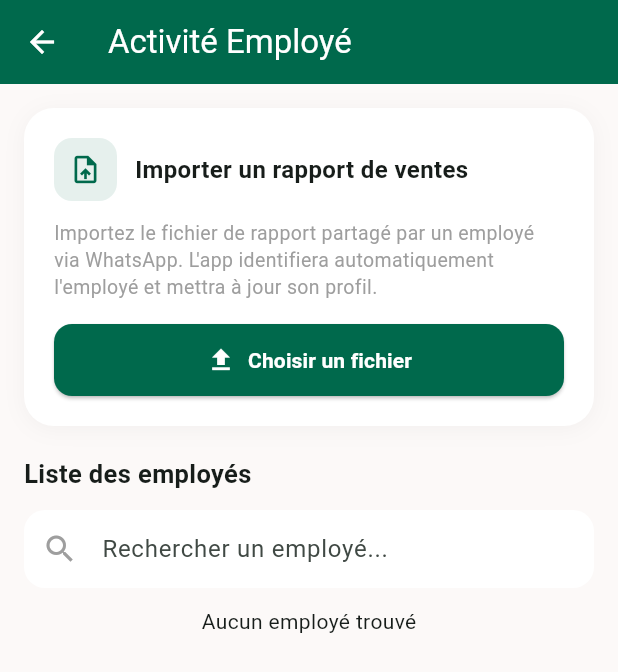
After one commit to BENsidneykokolo/Kassa, a Flutter app: the EmployeeActivityScreen screen opened by its route, after a tap on "Choisir un fichier", on a phone screen of 412 x 824 dp. The commit adds this screen. Shown: the top 672 px of the screen. Run offline on Flutter 3.47's test engine with Material 3 defaults, Android fonts, the phone set to English and light mode, and no system bars; our stand-ins replace file_picker, flutter_riverpod, go_router, shared_preferences, sqflite; missing offline and left inert: bcrypt; accounts and stored records are empty.

Commit message:
feat: yabisso_admin - clean pubspec, add employee activity screen, fix deprecated API

```diff
--- a/yabisso_admin/lib/main.dart
+++ b/yabisso_admin/lib/main.dart
@@ -13,6 +13,7 @@ import 'screens/assignments/assignments_screen.dart';
 import 'screens/settings/settings_screen.dart';
 import 'screens/profile/profile_screen.dart';
 import 'screens/vouchers/voucher_generator_screen.dart';
+import 'screens/activity/employee_activity_screen.dart';
 
 final goRouterProvider = Provider<GoRouter>((ref) {
   return GoRouter(
@@ -32,6 +33,7 @@ final goRouterProvider = Provider<GoRouter>((ref) {
       GoRoute(path: '/settings', builder: (ctx, state) => const SettingsScreen()),
       GoRoute(path: '/profile', builder: (ctx, state) => const ProfileScreen()),
       GoRoute(path: '/vouchers', name: 'vouchers', builder: (ctx, state) => const VoucherGeneratorScreen()),
+      GoRoute(path: '/activity', builder: (ctx, state) => const EmployeeActivityScreen()),
     ],
   );
 });
--- /dev/null
+++ b/yabisso_admin/lib/screens/activity/employee_activity_screen.dart
@@ -0,0 +1,403 @@
+import 'dart:io';
+import 'package:flutter/material.dart';
+import 'package:flutter_riverpod/flutter_riverpod.dart';
+import 'package:go_router/go_router.dart';
+import 'package:file_picker/file_picker.dart';
+import '../../core/app_theme.dart';
+import '../../models/employee.dart';
+import '../../providers/providers.dart';
+import '../../services/database_helper.dart';
+
+class EmployeeActivityScreen extends ConsumerStatefulWidget {
+  const EmployeeActivityScreen({super.key});
+  @override
+  ConsumerState<EmployeeActivityScreen> createState() => _EmployeeActivityScreenState();
+}
+
+class _EmployeeActivityScreenState extends ConsumerState<EmployeeActivityScreen> {
+  static const _primary = AppColors.primaryGreen;
+  String _searchQuery = '';
+  bool _loading = false;
+  String? _uploadedFileName;
+  Map<String, dynamic>? _parsedData;
+  String? _matchedEmployeeId;
+
+  @override
+  Widget build(BuildContext context) {
+    final employeesAsync = ref.watch(employeesProvider);
+
+    return Scaffold(
+      backgroundColor: AppColors.background,
+      appBar: AppBar(
+        backgroundColor: _primary,
+        title: const Text('Activité Employé', style: TextStyle(color: Colors.white)),
+        leading: IconButton(icon: const Icon(Icons.arrow_back, color: Colors.white), onPressed: () => context.pop()),
+      ),
+      body: SingleChildScrollView(
+        padding: const EdgeInsets.all(16),
+        child: Column(
+          crossAxisAlignment: CrossAxisAlignment.start,
+          children: [
+            _buildUploadSection(),
+            const SizedBox(height: 20),
+            if (_parsedData != null) ...[
+              _buildParsedDataSection(),
+              const SizedBox(height: 20),
+            ],
+            const Text('Liste des employés', style: TextStyle(fontSize: 17, fontWeight: FontWeight.bold)),
+            const SizedBox(height: 12),
+            _buildSearchBar(),
+            const SizedBox(height: 12),
+            employeesAsync.when(
+              data: (employees) {
+                final filtered = _searchQuery.isEmpty
+                    ? employees
+                    : employees.where((e) =>
+                        e.name.toLowerCase().contains(_searchQuery.toLowerCase()) ||
+                        e.phone.contains(_searchQuery)).toList();
+                if (filtered.isEmpty) {
+                  return const Center(child: Text('Aucun employé trouvé'));
+                }
+                return Column(
+                  children: filtered.map((e) => _buildEmployeeCard(e)).toList(),
+                );
+              },
+              loading: () => const Center(child: CircularProgressIndicator()),
+              error: (e, _) => Center(child: Text('Erreur: $e')),
+            ),
+          ],
+        ),
+      ),
+    );
+  }
+
+  Widget _buildUploadSection() {
+    return Container(
+      width: double.infinity,
+      padding: const EdgeInsets.all(20),
+      decoration: BoxDecoration(
+        color: Colors.white,
+        borderRadius: BorderRadius.circular(20),
+        boxShadow: [BoxShadow(color: Colors.black.withValues(alpha: 0.04), blurRadius: 12, offset: const Offset(0, 2))],
+      ),
+      child: Column(
+        crossAxisAlignment: CrossAxisAlignment.start,
+        children: [
+          Row(
+            children: [
+              Container(
+                padding: const EdgeInsets.all(10),
+                decoration: BoxDecoration(color: _primary.withValues(alpha: 0.1), borderRadius: BorderRadius.circular(12)),
+                child: const Icon(Icons.upload_file, color: _primary, size: 22),
+              ),
+              const SizedBox(width: 12),
+              const Expanded(
+                child: Text('Importer un rapport de ventes', style: TextStyle(fontSize: 16, fontWeight: FontWeight.bold)),
+              ),
+            ],
+          ),
+          const SizedBox(height: 12),
+          const Text(
+            'Importez le fichier de rapport partagé par un employé via WhatsApp. L\'app identifiera automatiquement l\'employé et mettra à jour son profil.',
+            style: TextStyle(fontSize: 13, color: Colors.grey, height: 1.4),
+          ),
+          const SizedBox(height: 16),
+          SizedBox(
+            width: double.infinity,
+            child: ElevatedButton.icon(
+              onPressed: _loading ? null : _pickFile,
+              icon: _loading
+                  ? const SizedBox(width: 18, height: 18, child: CircularProgressIndicator(color: Colors.white, strokeWidth: 2))
+                  : const Icon(Icons.file_upload, size: 20),
+              label: Text(_loading ? 'Importation...' : 'Choisir un fichier', style: const TextStyle(fontWeight: FontWeight.w600)),
+              style: ElevatedButton.styleFrom(
+                backgroundColor: _primary,
+                foregroundColor: Colors.white,
+                padding: const EdgeInsets.symmetric(vertical: 14),
+                shape: RoundedRectangleBorder(borderRadius: BorderRadius.circular(12)),
+              ),
+            ),
+          ),
+          if (_uploadedFileName != null) ...[
+            const SizedBox(height: 8),
+            Row(
+              children: [
+                const Icon(Icons.check_circle, color: AppColors.successGreen, size: 16),
+                const SizedBox(width: 6),
+                Text(_uploadedFileName!, style: const TextStyle(fontSize: 12, color: AppColors.successGreen)),
+              ],
+            ),
+          ],
+        ],
+      ),
+    );
+  }
+
+  Widget _buildParsedDataSection() {
+    return Container(
+      width: double.infinity,
+      padding: const EdgeInsets.all(20),
+      decoration: BoxDecoration(
+        color: const Color(0xFFE8F5E9),
+        borderRadius: BorderRadius.circular(20),
+        border: Border.all(color: _primary.withValues(alpha: 0.3)),
+      ),
+      child: Column(
+        crossAxisAlignment: CrossAxisAlignment.start,
+        children: [
+          Row(
+            children: [
+              const Icon(Icons.analytics, color: _primary, size: 22),
+              const SizedBox(width: 10),
+              const Text('Données extraites', style: TextStyle(fontSize: 16, fontWeight: FontWeight.bold)),
+            ],
+          ),
+          const SizedBox(height: 12),
+          _buildDataItem('Employé', _parsedData!['employee_name'] ?? 'Inconnu'),
+          _buildDataItem('Ventes', '${_parsedData!['sales_count'] ?? 0} abonnement(s)'),
+          _buildDataItem('Total ventes', '${_parsedData!['total_amount'] ?? 0} FCFA'),
+          _buildDataItem('Salaire du jour', '${_parsedData!['daily_salary'] ?? 0} FCFA'),
+          if ((_parsedData!['total_commission'] ?? 0) > 0)
+            _buildDataItem('Commissions', '${_parsedData!['total_commission'] ?? 0} FCFA'),
+          _buildDataItem('Boutiques', '${_parsedData!['boutiques_count'] ?? 0}'),
+          if (_matchedEmployeeId != null) ...[
+            const SizedBox(height: 12),
+            SizedBox(
+              width: double.infinity,
+              child: ElevatedButton.icon(
+                onPressed: _applyToProfile,
+                icon: const Icon(Icons.save, size: 18),
+                label: const Text('Appliquer au profil', style: TextStyle(fontWeight: FontWeight.w600)),
+                style: ElevatedButton.styleFrom(
+                  backgroundColor: _primary,
+                  foregroundColor: Colors.white,
+                  padding: const EdgeInsets.symmetric(vertical: 12),
+                  shape: RoundedRectangleBorder(borderRadius: BorderRadius.circular(12)),
+                ),
+              ),
+            ),
+          ],
+        ],
+      ),
+    );
+  }
+
+  Widget _buildDataItem(String label, String value) {
+    return Padding(
+      padding: const EdgeInsets.only(bottom: 6),
+      child: Row(
+        mainAxisAlignment: MainAxisAlignment.spaceBetween,
+        children: [
+          Text(label, style: const TextStyle(fontSize: 13, color: Colors.grey)),
+          Text(value, style: const TextStyle(fontSize: 13, fontWeight: FontWeight.w600)),
+        ],
+      ),
+    );
+  }
+
+  Widget _buildSearchBar() {
+    return TextField(
+      onChanged: (v) => setState(() => _searchQuery = v),
+      decoration: InputDecoration(
+        hintText: 'Rechercher un employé...',
+        prefixIcon: const Icon(Icons.search, color: Colors.grey),
+        filled: true,
+        fillColor: Colors.white,
+        border: OutlineInputBorder(borderRadius: BorderRadius.circular(14), borderSide: BorderSide.none),
+        contentPadding: const EdgeInsets.symmetric(horizontal: 16, vertical: 14),
+      ),
+    );
+  }
+
+  Widget _buildEmployeeCard(Employee employee) {
+    final initials = employee.initials.isNotEmpty
+        ? employee.initials
+        : (employee.name.isNotEmpty ? employee.name[0].toUpperCase() : 'E');
+    final isMatched = _matchedEmployeeId == employee.id;
+
+    return Container(
+      margin: const EdgeInsets.only(bottom: 10),
+      padding: const EdgeInsets.all(14),
+      decoration: BoxDecoration(
+        color: isMatched ? _primary.withValues(alpha: 0.05) : Colors.white,
+        borderRadius: BorderRadius.circular(14),
+        border: Border.all(color: isMatched ? _primary : Colors.transparent, width: isMatched ? 2 : 1),
+        boxShadow: [BoxShadow(color: Colors.black.withValues(alpha: 0.03), blurRadius: 4, offset: const Offset(0, 1))],
+      ),
+      child: Row(
+        children: [
+          CircleAvatar(
+            radius: 22,
+            backgroundColor: Color(int.parse(employee.color.replaceFirst('#', '0xFF'))),
+            child: Text(initials, style: const TextStyle(color: Colors.white, fontWeight: FontWeight.bold, fontSize: 16)),
+          ),
+          const SizedBox(width: 14),
+          Expanded(
+            child: Column(
+              crossAxisAlignment: CrossAxisAlignment.start,
+              children: [
+                Text(employee.name, style: const TextStyle(fontWeight: FontWeight.w600, fontSize: 14)),
+                const SizedBox(height: 2),
+                Text(employee.phone, style: TextStyle(fontSize: 12, color: Colors.grey[600])),
+                Text('ID: ${employee.id}', style: TextStyle(fontSize: 10, color: Colors.grey[400])),
+              ],
+            ),
+          ),
+          Container(
+            padding: const EdgeInsets.symmetric(horizontal: 8, vertical: 4),
+            decoration: BoxDecoration(
+              color: employee.isActive ? const Color(0xFFE8F5E9) : const Color(0xFFFFEBEE),
+              borderRadius: BorderRadius.circular(8),
+            ),
+            child: Text(
+              employee.isActive ? 'Actif' : 'Inactif',
+              style: TextStyle(fontSize: 11, fontWeight: FontWeight.w600, color: employee.isActive ? const Color(0xFF388E3C) : const Color(0xFFC62828)),
+            ),
+          ),
+        ],
+      ),
+    );
+  }
+
+  Future<void> _pickFile() async {
+    try {
+      final result = await FilePicker.platform.pickFiles(
+        type: FileType.custom,
+        allowedExtensions: ['txt', 'csv'],
+      );
+      if (result == null || result.files.isEmpty) return;
+
+      setState(() => _loading = true);
+
+      final file = File(result.files.first.path!);
+      final content = await file.readAsString();
+      setState(() => _uploadedFileName = result.files.first.name);
+
+      _parseReport(content);
+    } catch (e) {
+      if (mounted) {
+        ScaffoldMessenger.of(context).showSnackBar(
+          SnackBar(content: Text('Erreur: $e'), backgroundColor: AppColors.primaryRed),
+        );
+      }
+    } finally {
+      if (mounted) setState(() => _loading = false);
+    }
+  }
+
+  void _parseReport(String content) {
+    final lines = content.split('\n');
+    String employeeName = '';
+    int totalAmount = 0;
+    int totalCommission = 0;
+    int salesCount = 0;
+    int boutiquesCount = 0;
+    final Set<String> boutiques = {};
+
+    for (final line in lines) {
+      if (line.startsWith('Employé:')) {
+        employeeName = line.replaceFirst('Employé:', '').trim();
+      } else if (line.startsWith('Total ventes:')) {
+        final match = RegExp(r'([\d\s]+)').firstMatch(line.replaceFirst('Total ventes:', '').trim());
+        if (match != null) {
+          totalAmount = int.tryParse(match.group(1)!.replaceAll(' ', '')) ?? 0;
+        }
+      } else if (line.startsWith('Commissions:')) {
+        final match = RegExp(r'([\d\s]+)').firstMatch(line.replaceFirst('Commissions:', '').trim());
+        if (match != null) {
+          totalCommission = int.tryParse(match.group(1)!.replaceAll(' ', '')) ?? 0;
+        }
+      } else if (line.startsWith('Ventes:')) {
+        final match = RegExp(r'(\d+)').firstMatch(line);
+        if (match != null) salesCount = int.tryParse(match.group(1)!) ?? 0;
+      } else if (line.startsWith('Boutiques visitées:')) {
+        final match = RegExp(r'(\d+)').firstMatch(line);
+        if (match != null) boutiquesCount = int.tryParse(match.group(1)!) ?? 0;
+      } else if (line.trim().startsWith('- ')) {
+        boutiques.add(line.trim().replaceFirst('- ', ''));
+      }
+    }
+
+    final dailySalary = (totalAmount * 0.2).toInt();
+
+    final employees = ref.read(employeesProvider).valueOrNull ?? [];
+    Employee? matched;
+    for (final e in employees) {
+      if (e.name.toLowerCase() == employeeName.toLowerCase()) {
+        matched = e;
+        break;
+      }
+    }
+
+    setState(() {
+      _parsedData = {
+        'employee_name': employeeName,
+        'total_amount': totalAmount,
+        'total_commission': totalCommission,
+        'sales_count': salesCount,
+        'boutiques_count': boutiquesCount > 0 ? boutiquesCount : boutiques.length,
+        'daily_salary': dailySalary,
+        'boutiques': boutiques.toList(),
+      };
+      _matchedEmployeeId = matched?.id;
+    });
+
+    if (matched == null && employeeName.isNotEmpty) {
+      if (mounted) {
+        ScaffoldMessenger.of(context).showSnackBar(
+          SnackBar(
+            content: Text('Aucun employé trouvé pour "$employeeName". Vérifiez le nom.'),
+            backgroundColor: AppColors.primaryAmber,
+          ),
+        );
+      }
+    }
+  }
+
+  Future<void> _applyToProfile() async {
+    if (_parsedData == null || _matchedEmployeeId == null) return;
+
+    setState(() => _loading = true);
+    try {
+      final db = DatabaseHelper.instance;
+      final employeeId = _matchedEmployeeId!;
+      final now = DateTime.now().toIso8601String();
+
+      await db.insert('sale_records', {
+        'id': '${DateTime.now().millisecondsSinceEpoch}',
+        'employee_id': employeeId,
+        'employee_name': _parsedData!['employee_name'] ?? '',
+        'shop_name': (_parsedData!['boutiques'] as List<String>?)?.join(', ') ?? '',
+        'plan': 'DAILY_REPORT',
+        'amount': _parsedData!['total_amount'] ?? 0,
+        'commission': _parsedData!['total_commission'] ?? 0,
+        'created_at': now,
+      });
+
+      ref.invalidate(allSalesProvider);
+      ref.invalidate(employeesProvider);
+
+      if (mounted) {
+        ScaffoldMessenger.of(context).showSnackBar(
+          const SnackBar(
+            content: Text('Profil employé mis à jour avec succès !'),
+            backgroundColor: AppColors.successGreen,
+          ),
+        );
+        setState(() {
+          _parsedData = null;
+          _matchedEmployeeId = null;
+          _uploadedFileName = null;
+        });
+      }
+    } catch (e) {
+      if (mounted) {
+        ScaffoldMessenger.of(context).showSnackBar(
+          SnackBar(content: Text('Erreur: $e'), backgroundColor: AppColors.primaryRed),
+        );
+      }
+    } finally {
+      if (mounted) setState(() => _loading = false);
+    }
+  }
+}
--- a/yabisso_admin/lib/screens/auth/login_screen.dart
+++ b/yabisso_admin/lib/screens/auth/login_screen.dart
@@ -1,13 +1,9 @@
 import 'package:flutter/material.dart';
-import 'package:flutter/services.dart';
 import 'package:flutter_riverpod/flutter_riverpod.dart';
 import 'package:go_router/go_router.dart';
-import 'package:bcrypt/bcrypt.dart';
-import 'package:uuid/uuid.dart';
 import '../../core/app_theme.dart';
 import '../../models/admin.dart';
 import '../../providers/providers.dart';
-import '../../services/database_helper.dart';
 import '../../services/auth_service.dart';
 
 class LoginScreen extends ConsumerStatefulWidget {
--- a/yabisso_admin/lib/screens/employees/employees_screen.dart
+++ b/yabisso_admin/lib/screens/employees/employees_screen.dart
@@ -193,7 +193,7 @@ class _EmployeesScreenState extends ConsumerState<EmployeesScreen> {
               ),
               const SizedBox(height: 16),
               DropdownButtonFormField<String>(
-                value: selectedRole,
+                initialValue: selectedRole,
                 decoration: InputDecoration(
                   labelText: 'Rôle',
                   border: OutlineInputBorder(borderRadius: BorderRadius.circular(12)),
--- a/yabisso_admin/lib/screens/home/dashboard_screen.dart
+++ b/yabisso_admin/lib/screens/home/dashboard_screen.dart
@@ -316,6 +316,12 @@ class _DashboardScreenState extends ConsumerState<DashboardScreen> {
             Expanded(child: _buildActionCard('Générateur de vouchers', Icons.vpn_key, AppColors.primaryGreen, () => context.push('/vouchers'))),
           ],
         ),
+        const SizedBox(height: 12),
+        Row(
+          children: [
+            Expanded(child: _buildActionCard('Activité Employé', Icons.assignment, AppColors.primaryBlue, () => context.push('/activity'))),
+          ],
+        ),
       ],
     );
   }
--- a/yabisso_admin/lib/screens/profile/profile_screen.dart
+++ b/yabisso_admin/lib/screens/profile/profile_screen.dart
@@ -3,7 +3,6 @@ import 'package:flutter_riverpod/flutter_riverpod.dart';
 import 'package:go_router/go_router.dart';
 import '../../core/app_theme.dart';
 import '../../providers/providers.dart';
-import '../../services/database_helper.dart';
 
 class ProfileScreen extends ConsumerStatefulWidget {
   const ProfileScreen({super.key});
--- a/yabisso_admin/lib/services/database_helper.dart
+++ b/yabisso_admin/lib/services/database_helper.dart
@@ -1,7 +1,6 @@
 import 'package:sqflite/sqflite.dart';
 import 'package:path/path.dart';
 import 'package:path_provider/path_provider.dart';
-import 'dart:io';
 
 class DatabaseHelper {
   static final DatabaseHelper instance = DatabaseHelper._init();
```
Also changed, not shown: yabisso_admin/pubspec.yaml (+3 -6 lines), yabisso_admin/pubspec.lock, 1 other file.
